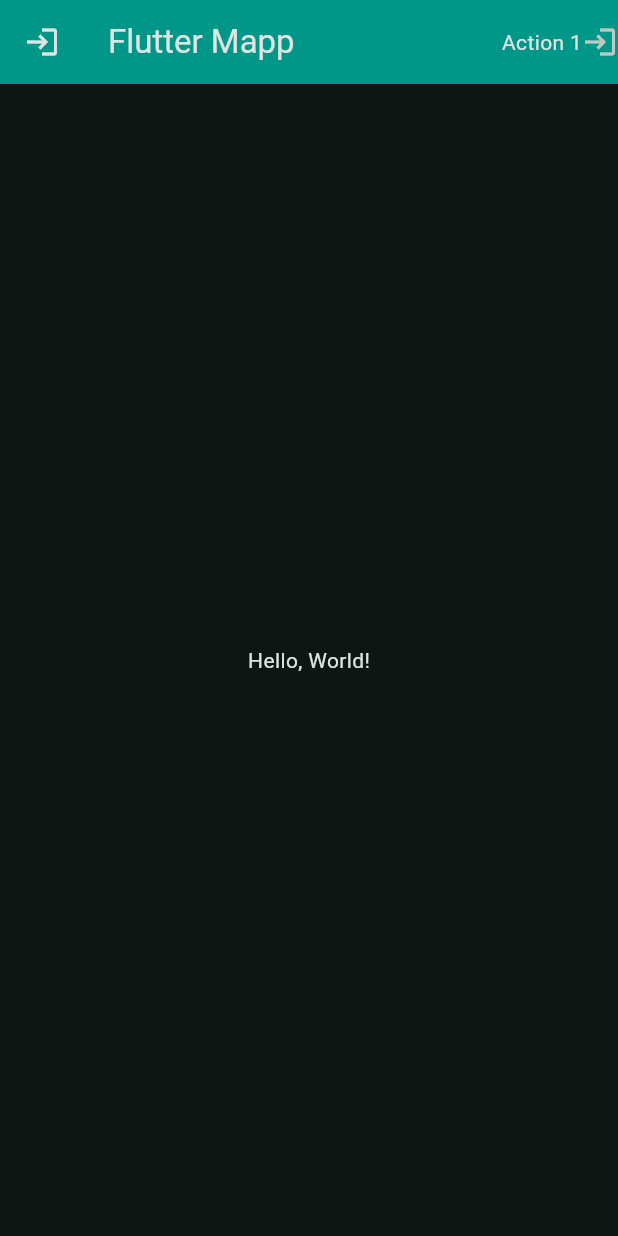
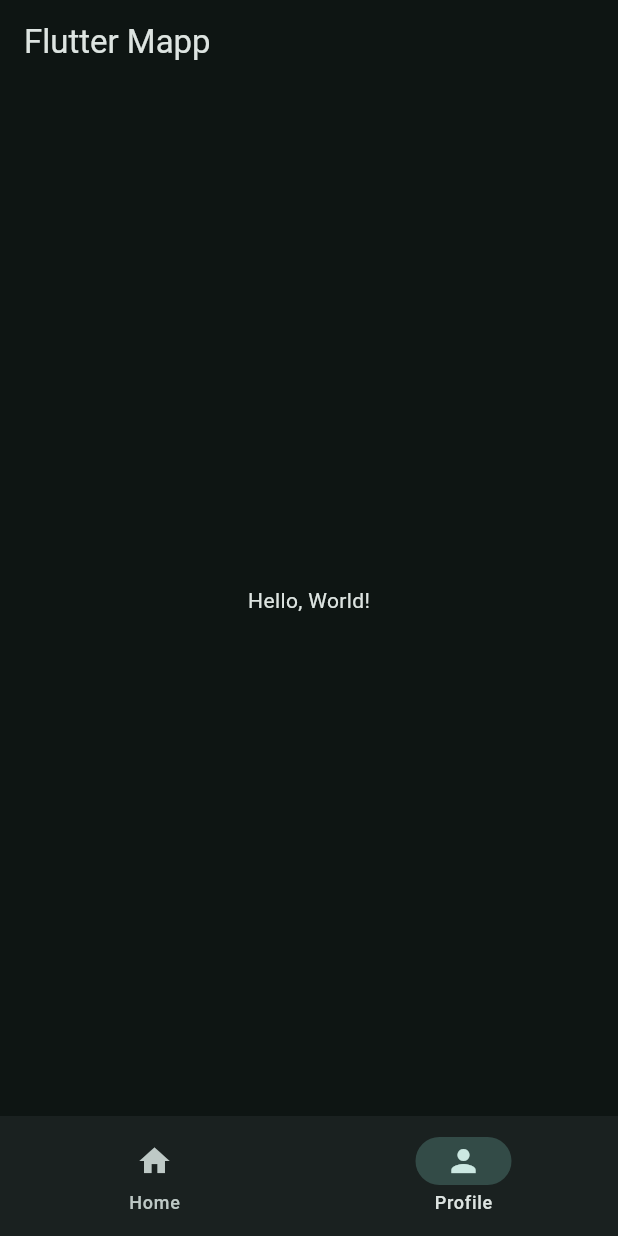
Before and after one commit to ssgterrence/flutter, a Flutter app: the screen it shows after launch, on a phone screen of 412 x 824 dp. Run offline on Flutter 3.47's test engine with Material 3 defaults, Android fonts, the phone set to English and light mode, and no system bars.

Commit message:
bottomNavigationbar, detinations array, onDestinationSelected Click

```diff
--- a/lib/main.dart
+++ b/lib/main.dart
@@ -23,13 +23,17 @@ class MyApp extends StatelessWidget {
         ),
       ),
       home: Scaffold(
-        appBar: AppBar(
-          title: const Text('Flutter Mapp'),
-          leading: Icon(Icons.login),
-          actions: [Text("Action 1"), Icon(Icons.login)],
-          backgroundColor: Colors.teal,
+        appBar: AppBar(title: const Text('Flutter Mapp')),
+        body: const Center(child: Text('Hello, World!')),
+        bottomNavigationBar: NavigationBar(
+          destinations: [
+            NavigationDestination(icon: Icon(Icons.home), label: 'Home'),
+            NavigationDestination(icon: Icon(Icons.person), label: 'Profile'),
+          ],
+          onDestinationSelected: (int value) => print("select value is $value"),
+
+          selectedIndex: 1,
         ),
-        body: const Center(child: Text('Hello, World!')),
       ),
     );
   }
```
